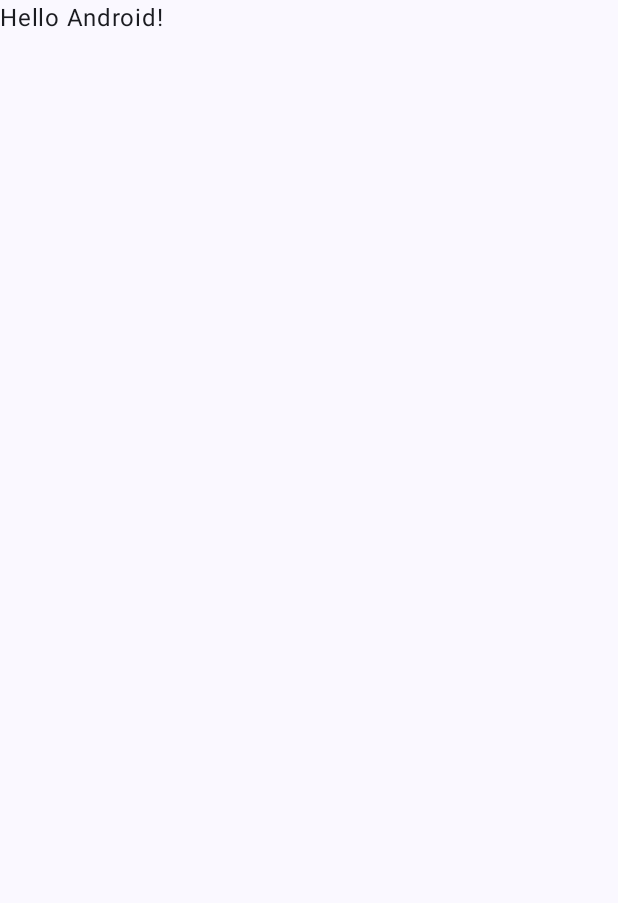
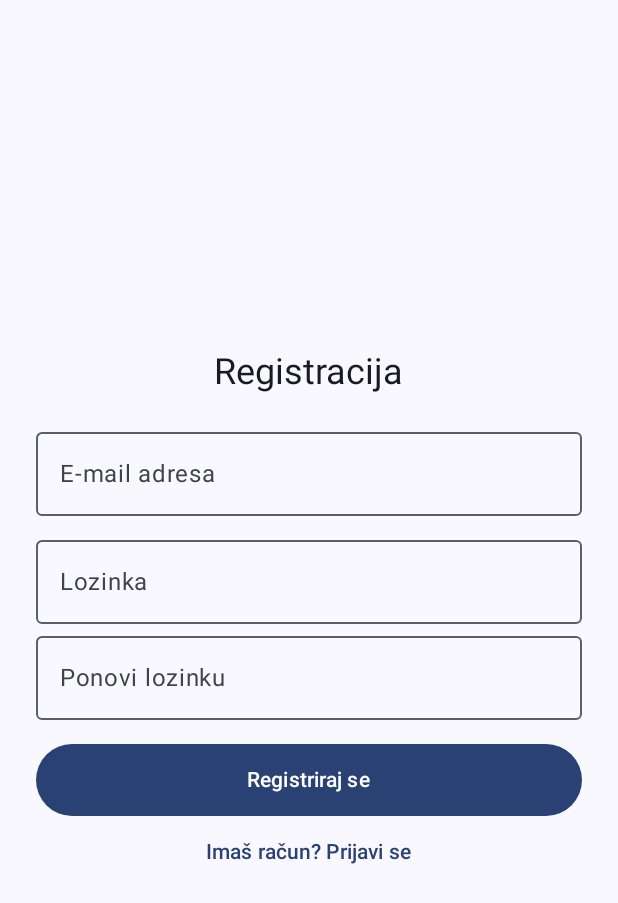
Before and after one commit to teodoraa2019/Italo, an Android app built with Jetpack Compose: the screen it shows after launch (MainActivity), on a phone screen of 412 x 824 dp. Before the commit the part shown is almost empty. Shown: the top 903 px of the screen. Run offline under Robolectric (Android 15) with nearby library versions, the light colour scheme and no system bars; our stand-ins replace Firebase (no records; nobody signed in at launch, a user with empty details on screens opened directly).

Commit message:
Draft design; login and registration connected to Firebase.

```diff
--- a/app/src/main/java/hr/unipu/android/italo/MainActivity.kt
+++ b/app/src/main/java/hr/unipu/android/italo/MainActivity.kt
@@ -5,12 +5,9 @@ import androidx.activity.ComponentActivity
 import androidx.activity.compose.setContent
 import androidx.activity.enableEdgeToEdge
 import androidx.compose.foundation.layout.fillMaxSize
-import androidx.compose.foundation.layout.padding
-import androidx.compose.material3.Scaffold
-import androidx.compose.material3.Text
-import androidx.compose.runtime.Composable
+import androidx.compose.material3.Surface
 import androidx.compose.ui.Modifier
-import androidx.compose.ui.tooling.preview.Preview
+import hr.unipu.android.italo.ui.navigation.ItaloNavGraph
 import hr.unipu.android.italo.ui.theme.ItaloTheme
 
 class MainActivity : ComponentActivity() {
@@ -19,29 +16,10 @@ class MainActivity : ComponentActivity() {
         enableEdgeToEdge()
         setContent {
             ItaloTheme {
-                Scaffold(modifier = Modifier.fillMaxSize()) { innerPadding ->
-                    Greeting(
-                        name = "Android",
-                        modifier = Modifier.padding(innerPadding)
-                    )
+                Surface(modifier = Modifier.fillMaxSize()) {
+                    ItaloNavGraph()
                 }
             }
         }
     }
 }
-
-@Composable
-fun Greeting(name: String, modifier: Modifier = Modifier) {
-    Text(
-        text = "Hello $name!",
-        modifier = modifier
-    )
-}
-
-@Preview(showBackground = true)
-@Composable
-fun GreetingPreview() {
-    ItaloTheme {
-        Greeting("Android")
-    }
-}
--- /dev/null
+++ b/app/src/main/java/hr/unipu/android/italo/ui/navigation/NavGraph.kt
@@ -0,0 +1,68 @@
+package hr.unipu.android.italo.ui.navigation
+
+import androidx.compose.runtime.Composable
+import androidx.navigation.NavHostController
+import androidx.navigation.compose.NavHost
+import androidx.navigation.compose.composable
+import androidx.navigation.compose.rememberNavController
+import hr.unipu.android.italo.ui.screens.*
+
+sealed class Route(val path: String) {
+    data object Splash : Route("splash")
+    data object Register : Route("register")
+    data object Login : Route("login")
+    data object Home : Route("home")
+    data object Courses : Route("courses")
+    data object Lessons : Route("lessons/{courseId}")
+    data object Lesson  : Route("lesson/{lessonId}")
+}
+
+@Composable
+fun ItaloNavGraph(
+    nav: NavHostController = rememberNavController()
+) {
+    NavHost(navController = nav, startDestination = Route.Splash.path) {
+
+        composable(Route.Splash.path) {
+            SplashScreen(
+                onFinished = { nav.navigate(Route.Register.path) { popUpTo(0) } }
+            )
+        }
+
+        composable(Route.Register.path) {
+            RegisterScreen(
+                onGoToLogin = { nav.navigate(Route.Login.path) },
+                onRegisterSuccess = { nav.navigate(Route.Home.path) { popUpTo(0) } }
+            )
+        }
+
+        composable(Route.Login.path) {
+            LoginScreen(
+                onLoginSuccess = { nav.navigate(Route.Home.path) { popUpTo(0) } },
+                onGoToRegister = { nav.navigate(Route.Register.path) }
+            )
+        }
+
+        composable(Route.Home.path) { HomeScreen(onOpenCourses = { nav.navigate("courses") }) }
+
+        composable(Route.Courses.path) {
+            CoursesScreen(onOpenCourse = { id -> nav.navigate("lessons/$id") })
+        }
+        composable(Route.Lessons.path) { backStack ->
+            val courseId = backStack.arguments?.getString("courseId")?.toInt() ?: 1
+            LessonsScreen(
+                courseId = courseId,
+                onOpenLesson = { lessonId -> nav.navigate("lesson/$lessonId") }
+            )
+        }
+        composable(Route.Lesson.path) { backStack ->
+            val lessonId = backStack.arguments?.getString("lessonId")!!
+            LessonDetailScreen(
+                lessonId = lessonId,
+                onNext = { nextId -> nav.navigate("lesson/$nextId") { popUpTo("lesson/$lessonId") { inclusive = true } } },
+                onBackToList = { nav.popBackStack() }
+            )
+        }
+
+    }
+}
--- /dev/null
+++ b/app/src/main/java/hr/unipu/android/italo/ui/screens/Helper.kt
@@ -0,0 +1,71 @@
+package hr.unipu.android.italo.ui.screens
+
+
+import androidx.compose.foundation.layout.padding
+import androidx.compose.material3.MaterialTheme
+import androidx.compose.material3.Surface
+import androidx.compose.material3.Text
+import androidx.compose.runtime.Composable
+import androidx.compose.ui.Modifier
+import androidx.compose.ui.text.style.TextAlign
+import androidx.compose.ui.unit.dp
+import androidx.compose.foundation.text.KeyboardOptions
+import androidx.compose.material3.*
+import androidx.compose.ui.text.input.KeyboardType
+import androidx.compose.ui.text.input.PasswordVisualTransformation
+import com.google.firebase.auth.FirebaseAuthException
+
+@Composable
+fun EmailField(value: String, onValueChange: (String) -> Unit, modifier: Modifier = Modifier) {
+    OutlinedTextField(
+        value = value,
+        onValueChange = onValueChange,
+        label = { Text("E-mail adresa") },
+        singleLine = true,
+        keyboardOptions = KeyboardOptions.Default.copy(keyboardType = KeyboardType.Email),
+        modifier = modifier
+    )
+}
+
+@Composable
+fun PasswordField(
+    value: String,
+    onValueChange: (String) -> Unit,
+    label: String = "Lozinka",
+    modifier: Modifier = Modifier
+) {
+    OutlinedTextField(
+        value = value,
+        onValueChange = onValueChange,
+        label = { Text(label) },
+        singleLine = true,
+        visualTransformation = PasswordVisualTransformation(),
+        modifier = modifier
+    )
+}
+
+@Composable
+fun AssistiveError(msg: String) {
+    Surface(
+        color = MaterialTheme.colorScheme.errorContainer,
+        contentColor = MaterialTheme.colorScheme.onErrorContainer,
+        shape = MaterialTheme.shapes.medium
+    ) {
+        Text(
+            text = msg,
+            modifier = Modifier.padding(12.dp),
+            style = MaterialTheme.typography.bodyMedium,
+            textAlign = TextAlign.Center
+        )
+    }
+}
+
+fun Throwable?.fbMsg(): String = when ((this as? FirebaseAuthException)?.errorCode) {
+    "ERROR_EMAIL_ALREADY_IN_USE" -> "E-mail je već registriran."
+    "ERROR_INVALID_EMAIL"        -> "Neispravna e-mail adresa."
+    "ERROR_WEAK_PASSWORD"        -> "Lozinka mora imati najmanje 6 znakova."
+    "ERROR_USER_NOT_FOUND"       -> "Korisnik ne postoji."
+    "ERROR_WRONG_PASSWORD"       -> "Pogrešna lozinka."
+    "ERROR_TOO_MANY_REQUESTS"    -> "Previše pokušaja. Pokušaj kasnije."
+    else -> this?.localizedMessage ?: "Došlo je do pogreške."
+}
--- /dev/null
+++ b/app/src/main/java/hr/unipu/android/italo/ui/screens/Registration.kt
@@ -0,0 +1,85 @@
+package hr.unipu.android.italo.ui.screens
+
+import androidx.compose.foundation.layout.*
+import androidx.compose.material3.*
+import androidx.compose.runtime.*
+import androidx.compose.ui.Alignment
+import androidx.compose.ui.Modifier
+import androidx.compose.ui.text.style.TextAlign
+import androidx.compose.ui.unit.dp
+import com.google.firebase.ktx.Firebase
+import com.google.firebase.auth.ktx.auth
+
+@Composable
+fun RegisterScreen(
+    onGoToLogin: () -> Unit,
+    onRegisterSuccess: () -> Unit
+) {
+    var email by remember { mutableStateOf("") }
+    var pass by remember { mutableStateOf("") }
+    var pass2 by remember { mutableStateOf("") }
+    var error by remember { mutableStateOf<String?>(null) }
+    var loading by remember { mutableStateOf(false) }
+    val auth = Firebase.auth
+
+    Box(Modifier.fillMaxSize(), contentAlignment = Alignment.Center) {
+        Column(
+            modifier = Modifier
+                .padding(24.dp)
+                .fillMaxWidth(),
+            horizontalAlignment = Alignment.CenterHorizontally
+        ) {
+            Text("Registracija", style = MaterialTheme.typography.headlineSmall)
+            Spacer(Modifier.height(16.dp))
+
+            EmailField(email, { email = it }, Modifier.fillMaxWidth())
+            Spacer(Modifier.height(8.dp))
+            PasswordField(
+                value = pass,
+                onValueChange = { pass = it },
+                modifier = Modifier.fillMaxWidth()
+            )
+
+            PasswordField(
+                value = pass2,
+                onValueChange = { pass2 = it },
+                label = "Ponovi lozinku",
+                modifier = Modifier.fillMaxWidth()
+            )
+
+            Spacer(Modifier.height(16.dp))
+            Button(
+                onClick = {
+                    error = validateRegister(email, pass, pass2)
+                    if (error == null) {
+                        loading = true
+                        auth.createUserWithEmailAndPassword(email, pass)
+                            .addOnCompleteListener { t ->
+                                loading = false
+                                if (t.isSuccessful) onRegisterSuccess()
+                                else error = t.exception.fbMsg()
+                            }
+                    }
+                },
+                enabled = !loading,
+                modifier = Modifier
+                    .fillMaxWidth()
+                    .height(48.dp)
+            ) { Text(if (loading) "Registriram..." else "Registriraj se") }
+
+            TextButton(onClick = onGoToLogin) { Text("Imaš račun? Prijavi se") }
+
+            if (error != null) {
+                Spacer(Modifier.height(8.dp))
+                AssistiveError(error!!)
+            }
+        }
+    }
+}
+
+private fun validateRegister(email: String, p1: String, p2: String): String? {
+    if (!email.contains("@")) return "Neispravna e-mail adresa."
+    if (p1.length < 6) return "Lozinka mora imati barem 6 znakova."
+    if (p1 != p2) return "Lozinke se ne podudaraju."
+    return null
+}
--- /dev/null
+++ b/app/src/main/java/hr/unipu/android/italo/ui/screens/Splash.kt
@@ -0,0 +1,46 @@
+package hr.unipu.android.italo.ui.screens
+
+import androidx.compose.animation.core.*
+import androidx.compose.foundation.background
+import androidx.compose.foundation.layout.*
+import androidx.compose.material3.MaterialTheme
+import androidx.compose.material3.Text
+import androidx.compose.runtime.*
+import androidx.compose.ui.Alignment
+import androidx.compose.ui.Modifier
+import androidx.compose.ui.graphics.Color
+import androidx.compose.ui.text.font.FontWeight
+import androidx.compose.ui.unit.dp
+import androidx.compose.ui.unit.sp
+import com.google.firebase.ktx.Firebase
+import com.google.firebase.auth.ktx.auth
+import kotlinx.coroutines.delay
+
+@Composable
+fun SplashScreen(onFinished: () -> Unit) {
+    LaunchedEffect(Unit) {
+        delay(1500) // kratko zadržavanje
+        onFinished()
+    }
+    Box(
+        modifier = Modifier
+            .fillMaxSize()
+            .background(Color(0xFF8ADCF2)), // svijetloplava kao na maketi
+        contentAlignment = Alignment.Center
+    ) {
+        Column(horizontalAlignment = Alignment.CenterHorizontally) {
+            // ovdje bi išla tvoja ikona/otisak prsta; za sad tekst:
+            Text("🔆", fontSize = 56.sp)
+            Spacer(Modifier.height(16.dp))
+            Text("Italo", fontSize = 28.sp, fontWeight = FontWeight.SemiBold, color = Color.White)
+        }
+    }
+}
+
+@Composable
+fun SplashScreen(onContinue: (loggedIn: Boolean) -> Unit) {
+    LaunchedEffect(Unit) {
+        delay(800)
+        onContinue(Firebase.auth.currentUser != null)
+    }
+}
--- a/gradle/libs.versions.toml
+++ b/gradle/libs.versions.toml
@@ -8,6 +8,8 @@ espressoCore = "3.6.1"
 lifecycleRuntimeKtx = "2.8.6"
 activityCompose = "1.9.3"
 composeBom = "2024.04.01"
+googleGmsGoogleServices = "4.4.2"
+firebaseFirestore = "25.1.1"
 
 [libraries]
 androidx-core-ktx = { group = "androidx.core", name = "core-ktx", version.ref = "coreKtx" }
@@ -24,8 +26,10 @@ androidx-ui-tooling-preview = { group = "androidx.compose.ui", name = "ui-toolin
 androidx-ui-test-manifest = { group = "androidx.compose.ui", name = "ui-test-manifest" }
 androidx-ui-test-junit4 = { group = "androidx.compose.ui", name = "ui-test-junit4" }
 androidx-material3 = { group = "androidx.compose.material3", name = "material3" }
+firebase-firestore = { group = "com.google.firebase", name = "firebase-firestore", version.ref = "firebaseFirestore" }
 
 [plugins]
 android-application = { id = "com.android.application", version.ref = "agp" }
 kotlin-android = { id = "org.jetbrains.kotlin.android", version.ref = "kotlin" }
 kotlin-compose = { id = "org.jetbrains.kotlin.plugin.compose", version.ref = "kotlin" }
+google-gms-google-services = { id = "com.google.gms.google-services", version.ref = "googleGmsGoogleServices" }
```
Also changed, not shown: app/build.gradle.kts (+16 -7 lines), app/src/main/java/hr/unipu/android/italo/data/Models.kt (added, +11 -0 lines), app/src/main/java/hr/unipu/android/italo/data/Repo.kt (added, +37 -0 lines), app/src/main/java/hr/unipu/android/italo/ui/screens/Courses.kt (added, +24 -0 lines), app/src/main/java/hr/unipu/android/italo/ui/screens/Home.kt (added, +19 -0 lines), app/src/main/java/hr/unipu/android/italo/ui/screens/LessonDetail.kt (added, +52 -0 lines), app/src/main/java/hr/unipu/android/italo/ui/screens/Lessons.kt (added, +49 -0 lines), app/src/main/java/hr/unipu/android/italo/ui/screens/Login.kt (added, +61 -0 lines), build.gradle.kts (+4 -3 lines), gradle/wrapper/gradle-wrapper.properties, 1 other file.
